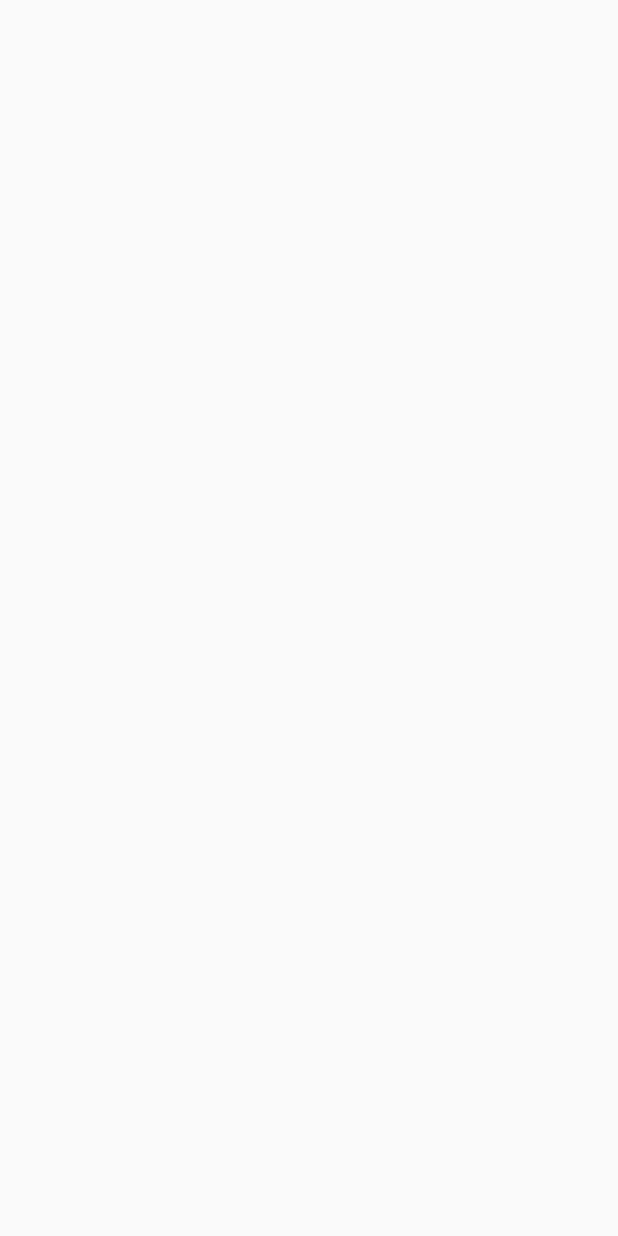
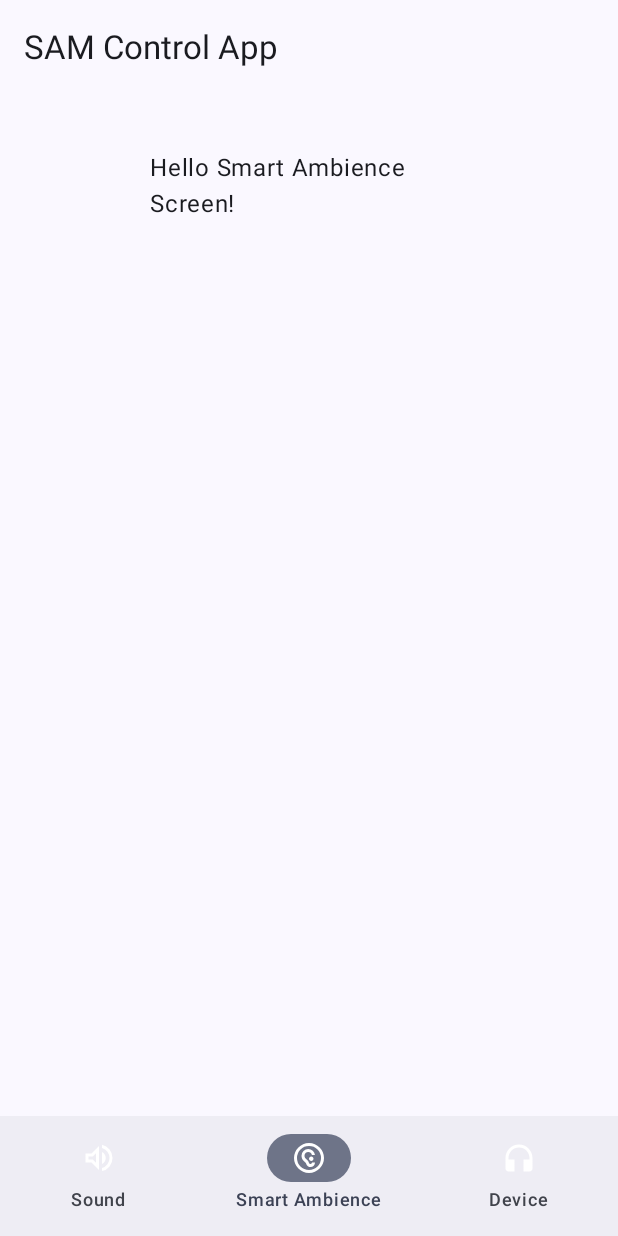
Before and after one commit to Bretan-Cezar/smart-audio-project, an Android app built with Jetpack Compose: the screen it shows after launch (MainActivity), on a phone screen of 412 x 824 dp. Before the commit the screen is empty. Run offline under Robolectric (Android 15) with nearby library versions, the phone set to English and light mode, and no system bars.

Commit message:
blank app complete

```diff
--- a/SAMControlApp/app/build.gradle.kts
+++ b/SAMControlApp/app/build.gradle.kts
@@ -7,6 +7,7 @@ plugins {
 android {
     namespace = "com.bretancezar.samcontrolapp"
     compileSdk = 35
+    buildToolsVersion = "35"
 
     defaultConfig {
         applicationId = "com.bretancezar.samcontrolapp"
--- a/SAMControlApp/app/src/main/AndroidManifest.xml
+++ b/SAMControlApp/app/src/main/AndroidManifest.xml
@@ -1,6 +1,7 @@
 <?xml version="1.0" encoding="utf-8"?>
 <manifest xmlns:android="http://schemas.android.com/apk/res/android"
           xmlns:tools="http://schemas.android.com/tools">
+
 
     <application
             android:allowBackup="true"
@@ -19,7 +20,6 @@
                 android:theme="@style/Theme.SAMControlApp">
             <intent-filter>
                 <action android:name="android.intent.action.MAIN"/>
-
                 <category android:name="android.intent.category.LAUNCHER"/>
             </intent-filter>
         </activity>
--- a/SAMControlApp/app/src/main/java/com/bretancezar/samcontrolapp/navigation/AppNavigation.kt
+++ b/SAMControlApp/app/src/main/java/com/bretancezar/samcontrolapp/navigation/AppNavigation.kt
@@ -1,72 +1,97 @@
 package com.bretancezar.samcontrolapp.navigation
 
+import android.annotation.SuppressLint
 import android.content.Context
+import androidx.compose.foundation.layout.size
+import androidx.compose.material3.ExperimentalMaterial3Api
+import androidx.compose.material3.Icon
 import androidx.compose.runtime.Composable
 import androidx.navigation.compose.NavHost
 import androidx.navigation.compose.composable
 import androidx.navigation.compose.rememberNavController
-import androidx.compose.material.BottomNavigation
-import androidx.compose.material.BottomNavigationDefaults
-import androidx.compose.material.BottomNavigationItem
-import androidx.compose.material.Text
-import androidx.compose.material3.Icon
-import androidx.compose.material.icons.Icons
-import androidx.compose.material.icons.filled.PlayArrow
+import androidx.compose.material3.NavigationBar
+import androidx.compose.material3.NavigationBarDefaults
+import androidx.compose.material3.Text
+import androidx.compose.material3.NavigationBarItem
+import androidx.compose.material3.Scaffold
+import androidx.compose.material3.TopAppBar
 import androidx.compose.runtime.collectAsState
 import androidx.compose.runtime.getValue
+import androidx.compose.ui.Modifier
+import androidx.compose.ui.graphics.Color
+import androidx.compose.ui.res.painterResource
+import androidx.compose.ui.unit.dp
 import androidx.lifecycle.viewmodel.compose.viewModel
 import com.bretancezar.samcontrolapp.service.SmartAmbienceService
 import com.bretancezar.samcontrolapp.ui.screen.DeviceScreen
 import com.bretancezar.samcontrolapp.ui.screen.SmartAmbienceScreen
 import com.bretancezar.samcontrolapp.ui.screen.SoundScreen
-import com.bretancezar.samcontrolapp.utils.ScreenRouteName
+import com.bretancezar.samcontrolapp.utils.Screens
 import com.bretancezar.samcontrolapp.viewmodel.NavigationViewModel
 import com.bretancezar.samcontrolapp.viewmodel.SmartAmbienceViewModel
 
+@OptIn(ExperimentalMaterial3Api::class)
+@SuppressLint("UnusedMaterial3ScaffoldPaddingParameter")
 @Composable
 fun AppNavigation(
     applicationContext: Context
 ) {
 
     val navController = rememberNavController()
-    val navigationViewModel = viewModel {  NavigationViewModel(ScreenRouteName.SMART_AMBIENCE) }
+    val startDestination = Screens.SMART_AMBIENCE
+    val navigationViewModel = viewModel {  NavigationViewModel(startDestination, navController) }
     val smartAmbienceViewModel = viewModel { SmartAmbienceViewModel(SmartAmbienceService(applicationContext)) }
 
-    NavHost(navController = navController, startDestination = ScreenRouteName.SMART_AMBIENCE.routeName) {
+    Scaffold(
+        bottomBar = { BottomNavBar(navigationViewModel) },
+        topBar = {
+            TopAppBar(
+                title = { Text("SAM Control App") }
+            )
+        }
+    ) {
+
+        NavHost(
+            navController = navController,
+            startDestination = startDestination.routeName
+        ) {
 
             composable(
-            route = ScreenRouteName.SMART_AMBIENCE.routeName
+                route = Screens.SMART_AMBIENCE.routeName
             ) {
                 SmartAmbienceScreen()
             }
 
             composable(
-            route = ScreenRouteName.SOUND.routeName
+                route = Screens.SOUND.routeName
             ) {
                 SoundScreen()
             }
 
             composable(
-            route = ScreenRouteName.DEVICE.routeName
+                route = Screens.DEVICE.routeName
             ) {
                 DeviceScreen()
             }
         }
 
     }
+}
 
 @Composable
-fun BottomNavigation(viewModel: NavigationViewModel) {
+fun BottomNavBar(viewModel: NavigationViewModel) {
 
-    val screenList: List<ScreenRouteName> = viewModel.screenList
+    val screenList: List<Screens> = viewModel.screenList
     val selectedScreen by viewModel.currentScreen.collectAsState()
 
-    BottomNavigation(
-        windowInsets = BottomNavigationDefaults.windowInsets
+    NavigationBar(
+        windowInsets = NavigationBarDefaults.windowInsets
     ) {
         screenList.forEachIndexed { _, screen ->
-            BottomNavigationItem(
-                icon = { Icon(Icons.Default.PlayArrow, contentDescription = null) },
+            NavigationBarItem(
+                icon = {
+                    Icon(painter = painterResource(screen.icon), contentDescription = null, modifier = Modifier.size(24.dp), tint = Color.White)
+                },
                 label = { Text(screen.displayName) },
                 selected = selectedScreen == screen,
                 onClick = { viewModel.setCurrentScreen(screen) }
--- a/SAMControlApp/app/src/main/java/com/bretancezar/samcontrolapp/ui/screen/DeviceScreen.kt
+++ b/SAMControlApp/app/src/main/java/com/bretancezar/samcontrolapp/ui/screen/DeviceScreen.kt
@@ -1,8 +1,25 @@
 package com.bretancezar.samcontrolapp.ui.screen
 
+import androidx.compose.foundation.layout.Arrangement
+import androidx.compose.foundation.layout.Column
+import androidx.compose.foundation.layout.fillMaxWidth
+import androidx.compose.foundation.layout.padding
 import androidx.compose.runtime.Composable
+import androidx.compose.material3.Text
+import androidx.compose.ui.Alignment
+import androidx.compose.ui.Modifier
+import androidx.compose.ui.unit.dp
 
 @Composable
 fun DeviceScreen() {
 
+    Column(
+        modifier = Modifier
+            .fillMaxWidth()
+            .padding(100.dp),
+        horizontalAlignment = Alignment.CenterHorizontally,
+        verticalArrangement = Arrangement.spacedBy(40.dp)
+    ) {
+        Text("Hello Device Screen!")
+    }
 }
--- a/SAMControlApp/app/src/main/java/com/bretancezar/samcontrolapp/ui/screen/SmartAmbienceScreen.kt
+++ b/SAMControlApp/app/src/main/java/com/bretancezar/samcontrolapp/ui/screen/SmartAmbienceScreen.kt
@@ -1,9 +1,25 @@
 package com.bretancezar.samcontrolapp.ui.screen
 
+import androidx.compose.foundation.layout.Arrangement
+import androidx.compose.foundation.layout.Column
+import androidx.compose.foundation.layout.fillMaxWidth
+import androidx.compose.foundation.layout.padding
+import androidx.compose.material3.Text
 import androidx.compose.runtime.Composable
+import androidx.compose.ui.Alignment
+import androidx.compose.ui.Modifier
+import androidx.compose.ui.unit.dp
 
 @Composable
 fun SmartAmbienceScreen() {
 
-
+    Column(
+        modifier = Modifier
+            .fillMaxWidth()
+            .padding(100.dp),
+        horizontalAlignment = Alignment.CenterHorizontally,
+        verticalArrangement = Arrangement.spacedBy(40.dp)
+    ) {
+        Text("Hello Smart Ambience Screen!")
+    }
 }
--- a/SAMControlApp/app/src/main/java/com/bretancezar/samcontrolapp/ui/screen/SoundScreen.kt
+++ b/SAMControlApp/app/src/main/java/com/bretancezar/samcontrolapp/ui/screen/SoundScreen.kt
@@ -1,8 +1,25 @@
 package com.bretancezar.samcontrolapp.ui.screen
 
+import androidx.compose.foundation.layout.Arrangement
+import androidx.compose.foundation.layout.Column
+import androidx.compose.foundation.layout.fillMaxWidth
+import androidx.compose.foundation.layout.padding
+import androidx.compose.material3.Text
 import androidx.compose.runtime.Composable
+import androidx.compose.ui.Alignment
+import androidx.compose.ui.Modifier
+import androidx.compose.ui.unit.dp
 
 @Composable
 fun SoundScreen() {
 
+    Column(
+        modifier = Modifier
+            .fillMaxWidth()
+            .padding(100.dp),
+        horizontalAlignment = Alignment.CenterHorizontally,
+        verticalArrangement = Arrangement.spacedBy(40.dp)
+    ) {
+        Text("Hello Sound Screen!")
+    }
 }
--- a/SAMControlApp/app/src/main/java/com/bretancezar/samcontrolapp/utils/ScreenRouteName.kt
+++ /dev/null
@@ -1,7 +0,0 @@
-package com.bretancezar.samcontrolapp.utils
-
-enum class ScreenRouteName(val routeName: String, val displayName: String) {
-    SOUND("sound", "Sound"),
-    SMART_AMBIENCE("smart_ambience", "Smart Ambience"),
-    DEVICE("device", "Device"),
-}
--- /dev/null
+++ b/SAMControlApp/app/src/main/java/com/bretancezar/samcontrolapp/utils/Screens.kt
@@ -0,0 +1,9 @@
+package com.bretancezar.samcontrolapp.utils
+
+import com.bretancezar.samcontrolapp.R
+
+enum class Screens(val routeName: String, val displayName: String, val icon: Int) {
+    SOUND("sound", "Sound", R.drawable.volume_up_24px),
+    SMART_AMBIENCE("smart_ambience", "Smart Ambience", R.drawable.noise_control_on_24px),
+    DEVICE("device", "Device", R.drawable.baseline_headphones_24),
+}
--- a/SAMControlApp/app/src/main/java/com/bretancezar/samcontrolapp/viewmodel/NavigationViewModel.kt
+++ b/SAMControlApp/app/src/main/java/com/bretancezar/samcontrolapp/viewmodel/NavigationViewModel.kt
@@ -1,22 +1,24 @@
 package com.bretancezar.samcontrolapp.viewmodel
 
+import android.util.Log
 import androidx.lifecycle.ViewModel
-import com.bretancezar.samcontrolapp.utils.ScreenRouteName
+import androidx.navigation.NavController
+import com.bretancezar.samcontrolapp.utils.Screens
 import kotlinx.coroutines.flow.MutableStateFlow
 import kotlinx.coroutines.flow.StateFlow
 import kotlinx.coroutines.flow.asStateFlow
 
 class NavigationViewModel(
-    startDestination: ScreenRouteName
+    startDestination: Screens,
+    private val navController: NavController
 ): ViewModel() {
 
-    val screenList = ScreenRouteName.entries.toList()
+    val screenList = Screens.entries.toList()
+    private var _currentScreen: MutableStateFlow<Screens> = MutableStateFlow(startDestination)
+    val currentScreen: StateFlow<Screens> = _currentScreen.asStateFlow()
 
-    private var _currentScreen: MutableStateFlow<ScreenRouteName> = MutableStateFlow(startDestination)
-    val currentScreen: StateFlow<ScreenRouteName> = _currentScreen.asStateFlow()
-
-    fun setCurrentScreen(screen: ScreenRouteName) {
-
+    fun setCurrentScreen(screen: Screens) {
+        navController.navigate(screen.routeName)
         _currentScreen.value = screen
     }
 }
--- /dev/null
+++ b/SAMControlApp/app/src/main/res/drawable/baseline_headphones_24.xml
@@ -0,0 +1,5 @@
+<vector xmlns:android="http://schemas.android.com/apk/res/android" android:height="24dp" android:tint="#FFFFFF" android:viewportHeight="24" android:viewportWidth="24" android:width="24dp">
+
+    <path android:fillColor="@android:color/white" android:pathData="M12,3c-4.97,0 -9,4.03 -9,9v7c0,1.1 0.9,2 2,2h4v-8H5v-1c0,-3.87 3.13,-7 7,-7s7,3.13 7,7v1h-4v8h4c1.1,0 2,-0.9 2,-2v-7C21,7.03 16.97,3 12,3z"/>
+
+</vector>
--- /dev/null
+++ b/SAMControlApp/app/src/main/res/drawable/noise_control_on_24px.xml
@@ -0,0 +1,9 @@
+<vector xmlns:android="http://schemas.android.com/apk/res/android"
+    android:width="24dp"
+    android:height="24dp"
+    android:viewportWidth="960"
+    android:viewportHeight="960">
+  <path
+      android:fillColor="@android:color/white"
+      android:pathData="M520,720Q571,720 605.5,685Q640,650 640,600L560,600Q560,617 548.5,628.5Q537,640 520,640Q507,640 497,632.5Q487,625 482,612Q476,595 467.5,578.5Q459,562 445,548L391,494Q376,479 368,459.5Q360,440 360,420Q360,378 389,349Q418,320 460,320Q496,320 523.5,342.5Q551,365 558,400L639,400Q631,331 580,285.5Q529,240 460,240Q385,240 332.5,292.5Q280,345 280,420Q280,457 294,490.5Q308,524 334,550L389,605Q396,612 399.5,620.5Q403,629 406,638Q419,674 450.5,697Q482,720 520,720ZM540,560Q566,560 583,542.5Q600,525 600,500Q600,474 583,457Q566,440 540,440Q515,440 497.5,457Q480,474 480,500Q480,525 497.5,542.5Q515,560 540,560ZM480,880Q397,880 324,848.5Q251,817 197,763Q143,709 111.5,636Q80,563 80,480Q80,397 111.5,324Q143,251 197,197Q251,143 324,111.5Q397,80 480,80Q563,80 636,111.5Q709,143 763,197Q817,251 848.5,324Q880,397 880,480Q880,563 848.5,636Q817,709 763,763Q709,817 636,848.5Q563,880 480,880ZM480,800Q614,800 707,707Q800,614 800,480Q800,346 707,253Q614,160 480,160Q346,160 253,253Q160,346 160,480Q160,614 253,707Q346,800 480,800Z"/>
+</vector>
--- /dev/null
+++ b/SAMControlApp/app/src/main/res/drawable/volume_up_24px.xml
@@ -0,0 +1,10 @@
+<vector xmlns:android="http://schemas.android.com/apk/res/android"
+    android:width="24dp"
+    android:height="24dp"
+    android:viewportWidth="960"
+    android:viewportHeight="960"
+    android:autoMirrored="true">
+  <path
+      android:fillColor="@android:color/white"
+      android:pathData="M560,829L560,747Q650,721 705,647Q760,573 760,479Q760,385 705,311Q650,237 560,211L560,129Q684,157 762,254.5Q840,352 840,479Q840,606 762,703.5Q684,801 560,829ZM120,600L120,360L280,360L480,160L480,800L280,600L120,600ZM560,640L560,318Q607,340 633.5,384Q660,428 660,480Q660,531 633.5,574.5Q607,618 560,640ZM400,354L314,440L200,440L200,520L314,520L400,606L400,354ZM300,480L300,480L300,480L300,480L300,480L300,480Z"/>
+</vector>
```
Lines whose indentation alone changed are shown as unchanged.
